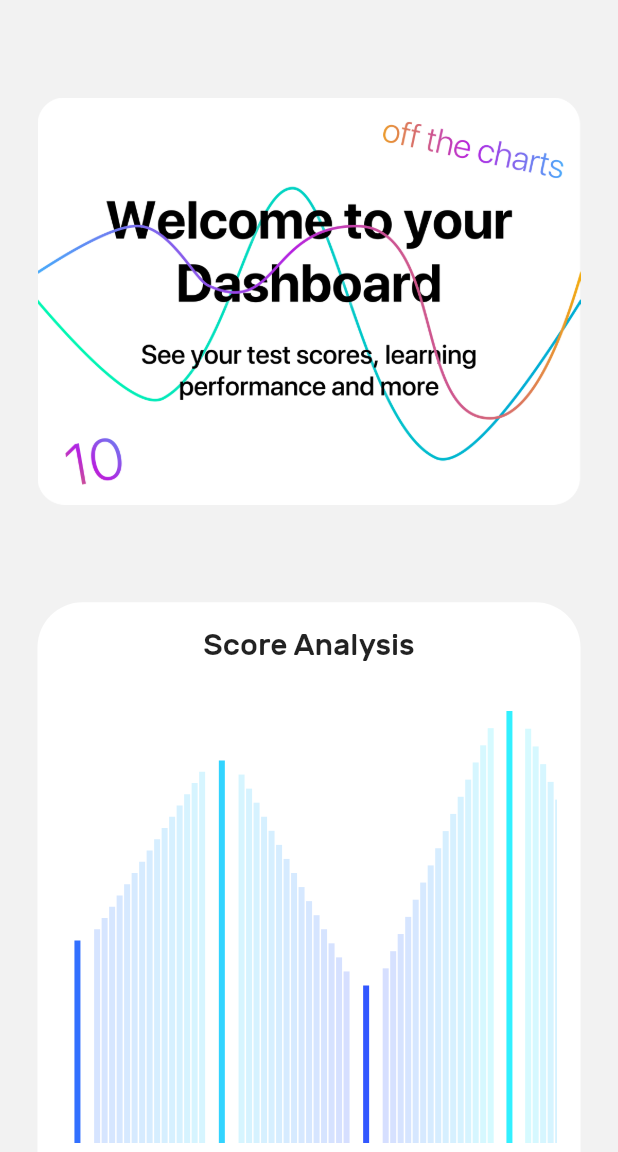
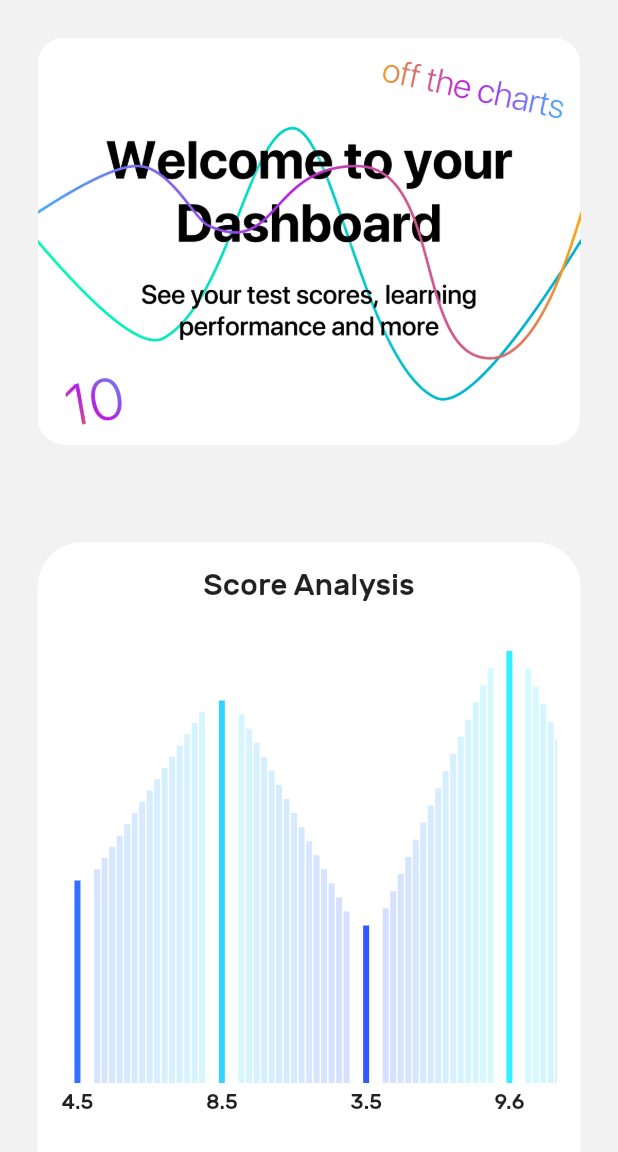
Before and after one commit to Photronium/Math-Solver-App, a Flutter app: the screen it shows after launch, in the side drawer, after a tap on "Dashboard", on a phone screen of 412 x 824 dp, the part 84-1236 px from its top. Run offline on Flutter 3.47's test engine with Material 2 defaults, Android fonts, the phone set to English and light mode, and no system bars; our stand-ins replace cached_network_image, cloud_firestore, device_info, firebase_storage, flutter_rating_bar, google_sign_in and 3 more; missing offline and left inert: dart:ffi, flutter_tex; accounts and stored records are empty; project files that could hold a hidden picture were left out.

Commit message:
1 minor change
Refined Dashboard layout

```diff
--- a/lib/screen/dashboard/dashboard.dart
+++ b/lib/screen/dashboard/dashboard.dart
@@ -241,7 +241,7 @@ class _Dashboard extends State<Dashboard> {
           padding: const EdgeInsets.all(padding),
           children: <Widget>[
             Padding(
-              padding: EdgeInsets.symmetric(vertical: 40),
+              padding: EdgeInsets.only(bottom: 40),
               child: Image(
                 image: AssetImage('assets/images/dashboard-art.png'),
               ),
```
